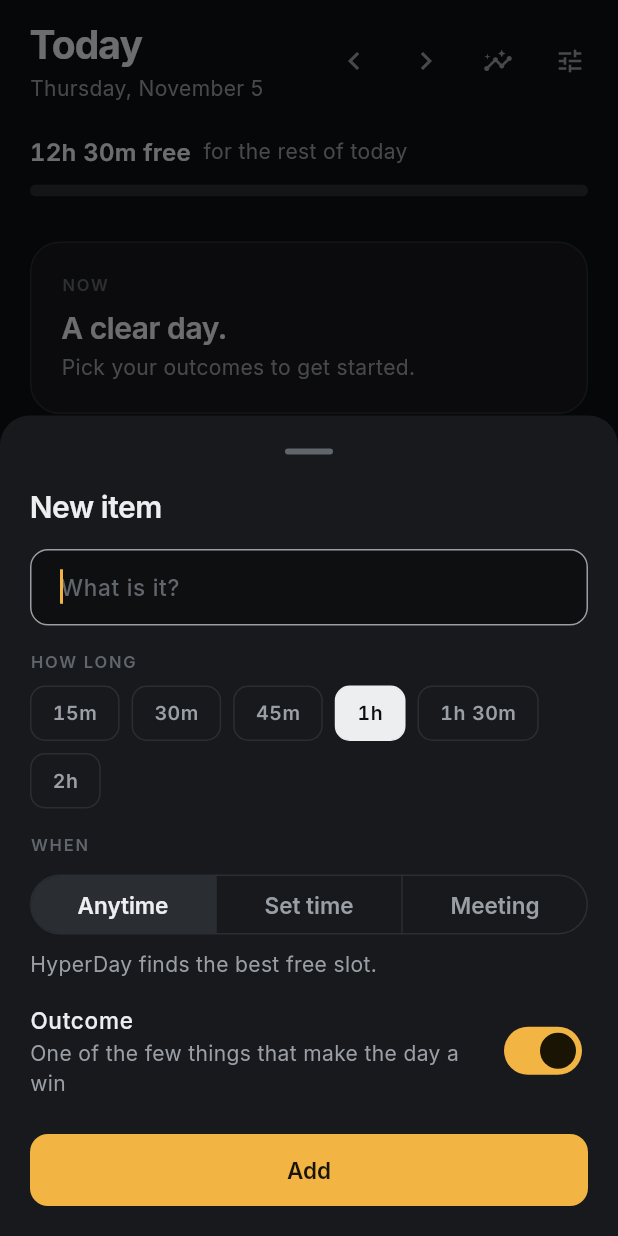
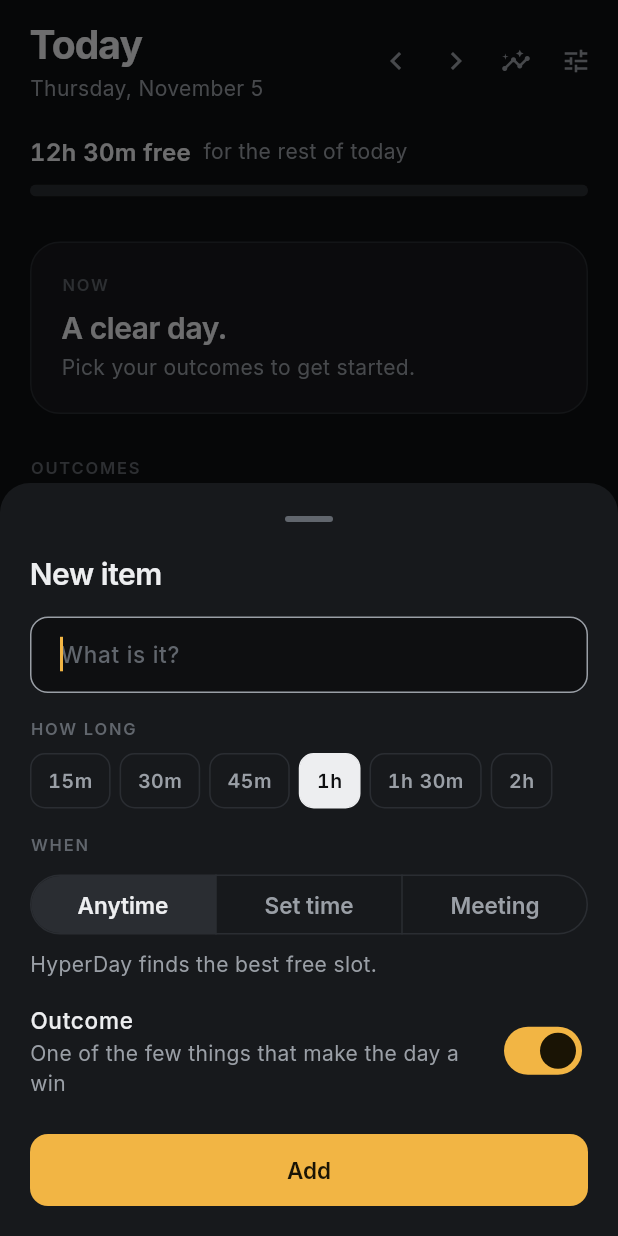
Before and after one commit to diaxenl/planner, a Flutter app: the screen it shows after launch, after a tap on "What would make today a win?", on a phone screen of 412 x 824 dp. Run offline on Flutter 3.47's test engine with Material 3 defaults, Android fonts, the phone set to English and light mode, and no system bars.

Commit message:
Persona review round 2 fixes
- Ready state instead of a false countdown; 5-minute planning steps
- Clock-driven replans only report work pushed out (OK-only banner)
- Starting a task pauses the running one, with Undo
- Tomorrow Undo; Outcomes keep insertion order
- Item sheet, capture bar, header, copy and light-theme polish

Co-Authored-By: Claude Opus 5.5 <noreply@anthropic.com>

```diff
--- a/lib/core/theme.dart
+++ b/lib/core/theme.dart
@@ -36,10 +36,10 @@ class AppTheme {
     textPrimary: Color(0xFF141517),
     textSecondary: Color(0xFF5F646B),
     textMuted: Color(0xFF9A9EA4),
-    accent: Color(0xFFB7791F),
+    accent: Color(0xFFC98512),
     onAccent: Color(0xFFFFFFFF),
-    meeting: Color(0xFFC9CCD1),
-    other: Color(0xFF7D838C),
+    meeting: Color(0xFFA2A7AF),
+    other: Color(0xFF5F656E),
   );
 
   static ThemeData get darkTheme => _build(_dark, Brightness.dark);
@@ -169,7 +169,7 @@ class AppTheme {
   static TextTheme _textTheme(HyperColors c) => TextTheme(
         // Live timer on the Now card.
         displayLarge: TextStyle(
-          fontSize: 56,
+          fontSize: 48,
           fontWeight: FontWeight.w700,
           letterSpacing: -2,
           height: 1.0,
--- a/lib/features/day/day_screen.dart
+++ b/lib/features/day/day_screen.dart
@@ -62,6 +62,13 @@ class _DayScreenState extends State<DayScreen> {
     final current = model.currentItem;
     final now = DateTime.now();
 
+    final dayLabel = switch (AppUtils.relativeDayLabel(model.viewedDate, now)) {
+      'Today' => 'today',
+      'Tomorrow' => 'tomorrow',
+      'Yesterday' => 'yesterday',
+      final weekday => 'on $weekday',
+    };
+
     final load = DayStats.loadBreakdown(
       model.schedule,
       nowMinutes: isToday
@@ -109,7 +116,7 @@ class _DayScreenState extends State<DayScreen> {
                     physics: const AlwaysScrollableScrollPhysics(),
                     padding: const EdgeInsets.fromLTRB(20, 16, 20, 24),
                     children: [
-                      LoadBar(load: load, isToday: isToday),
+                      LoadBar(load: load, dayLabel: dayLabel),
                       if (model.suggestion != null) ...[
                         const SizedBox(height: 20),
                         SuggestionBanner(
@@ -136,6 +143,9 @@ class _DayScreenState extends State<DayScreen> {
                         tasks: model.tasks.where((t) => t.isOutcome).toList(),
                         schedule: model.schedule,
                         cap: model.outcomeCap,
+                        dayLabel: dayLabel.startsWith('on ')
+                            ? 'this day'
+                            : dayLabel,
                         onDone: (t) => _act(ItemAction.done, t),
                         onTap: (t) => _edit(model, t),
                         onAdd: () => ItemSheet.show(
@@ -161,13 +171,19 @@ class _DayScreenState extends State<DayScreen> {
                   ),
                 ),
               ),
-              CaptureBar(
-                onSubmit: (raw) => _capture(model, raw),
-                onSomethingCameUp: isToday
-                    ? () => _somethingCameUp(model)
-                    : null,
-              ),
             ],
+          ),
+        ),
+        bottomNavigationBar: SafeArea(
+          top: false,
+          child: Padding(
+            padding: EdgeInsets.only(
+              bottom: MediaQuery.of(context).viewInsets.bottom,
+            ),
+            child: CaptureBar(
+              onSubmit: (raw) => _capture(model, raw),
+              onSomethingCameUp: isToday ? () => _somethingCameUp(model) : null,
+            ),
           ),
         ),
       ),
@@ -203,8 +219,16 @@ class _DayScreenState extends State<DayScreen> {
       ItemSheet.show(context, model: model, draft: task);
       return;
     }
+    final now = TimeOfDay.now();
+    final inThePast =
+        model.isViewingToday &&
+        task.startTime != null &&
+        task.startTime!.hour * 60 + task.startTime!.minute <
+            now.hour * 60 + now.minute;
     _snack(
-      'Added "${task.title}" · ${_describe(task)}',
+      inThePast
+          ? 'Added "${task.title}" at a time that has already passed'
+          : 'Added "${task.title}" · ${_describe(task)}',
       actionLabel: 'Edit',
       onAction: () => _edit(model, task),
     );
@@ -229,7 +253,7 @@ class _DayScreenState extends State<DayScreen> {
     }
     switch (choice) {
       case InterruptionChoice.now:
-        model.startTask(task.id);
+        await _act(ItemAction.start, task);
       case InterruptionChoice.laterToday:
         _snack('Added "${task.title}" for later today');
       case InterruptionChoice.tomorrow:
@@ -266,8 +290,24 @@ class _DayScreenState extends State<DayScreen> {
     final model = DayPlannerProvider.of(context);
     switch (action) {
       case ItemAction.start:
-        model.startTask(task.id);
-        return;
+        final paused = model.startTask(task.id);
+        if (paused.isNotEmpty) {
+          _snack(
+            'Paused "${paused.first.title}"',
+            undo: () {
+              model.updateTask(
+                task.id,
+                task.copyWith(
+                  status: TaskStatus.notStarted,
+                  startedAt: () => null,
+                ),
+              );
+              for (final p in paused) {
+                model.updateTask(p.id, p);
+              }
+            },
+          );
+        }
       case ItemAction.done:
         model.markComplete(task.id, DateTime.now());
         _snack(
@@ -281,11 +321,20 @@ class _DayScreenState extends State<DayScreen> {
           undo: () => model.updateTask(task.id, task),
         );
       case ItemAction.tomorrow:
-        await model.moveToDate(
-          task.id,
-          model.viewedDate.add(const Duration(days: 1)),
+        final from = model.viewedDate;
+        final next = from.add(const Duration(days: 1));
+        final moved = await model.moveToDate(task.id, next);
+        final lostOutcome = task.isOutcome && moved != null && !moved.isOutcome;
+        _snack(
+          lostOutcome
+              ? 'Moved "${task.title}" to tomorrow — not as an Outcome, '
+                    'tomorrow is full'
+              : 'Moved "${task.title}" to tomorrow',
+          undo: () {
+            // Only meaningful while still on the day it came from.
+            if (model.viewedDate == from) model.undoMoveToDate(task, next);
+          },
         );
-        _snack('Moved "${task.title}" to tomorrow');
     }
   }
 
--- a/lib/features/day/widgets/capture_bar.dart
+++ b/lib/features/day/widgets/capture_bar.dart
@@ -7,11 +7,7 @@ import '../../../core/theme.dart';
 /// When [onSomethingCameUp] is set (today only), a bolt button opens the
 /// interruption flow.
 class CaptureBar extends StatefulWidget {
-  const CaptureBar({
-    super.key,
-    required this.onSubmit,
-    this.onSomethingCameUp,
-  });
+  const CaptureBar({super.key, required this.onSubmit, this.onSomethingCameUp});
 
   final ValueChanged<String> onSubmit;
   final VoidCallback? onSomethingCameUp;
@@ -22,17 +18,21 @@ class CaptureBar extends StatefulWidget {
 
 class _CaptureBarState extends State<CaptureBar> {
   final _controller = TextEditingController();
+  final _focus = FocusNode();
 
   @override
   void dispose() {
     _controller.dispose();
+    _focus.dispose();
     super.dispose();
   }
 
+  /// Keeps the keyboard up so several things can be captured in a row.
   void _submit() {
     final raw = _controller.text;
     if (raw.trim().isEmpty) return;
     _controller.clear();
+    _focus.requestFocus();
     widget.onSubmit(raw);
   }
 
@@ -54,11 +54,12 @@ class _CaptureBarState extends State<CaptureBar> {
               icon: Icon(Icons.bolt, color: colors.accent),
             )
           else
-            const SizedBox(width: 8),
+            const SizedBox(width: 48),
           Expanded(
             child: TextField(
               controller: _controller,
-              textInputAction: TextInputAction.done,
+              focusNode: _focus,
+              textInputAction: TextInputAction.send,
               textCapitalization: TextCapitalization.sentences,
               onSubmitted: (_) => _submit(),
               decoration: InputDecoration(
--- a/lib/features/day/widgets/day_header.dart
+++ b/lib/features/day/widgets/day_header.dart
@@ -48,9 +48,14 @@ class DayHeader extends StatelessWidget {
                   ),
                   const SizedBox(height: 2),
                   Text(
-                    '${AppUtils.weekdayName(date.weekday)}, '
-                    '${AppUtils.monthName(date.month)} ${date.day}'
-                    '${isToday ? '' : '  ·  Back to today'}',
+                    isToday
+                        ? '${AppUtils.weekdayName(date.weekday)}, '
+                              '${AppUtils.monthName(date.month)} ${date.day}'
+                        : '${AppUtils.weekdayName(date.weekday).substring(0, 3)}, '
+                              '${AppUtils.monthName(date.month).substring(0, 3)} '
+                              '${date.day} · Back to today',
+                    maxLines: 1,
+                    overflow: TextOverflow.ellipsis,
                     style: text.bodyMedium?.copyWith(
                       color: isToday ? colors.textSecondary : colors.accent,
                     ),
@@ -60,21 +65,25 @@ class DayHeader extends StatelessWidget {
             ),
           ),
           IconButton(
+            visualDensity: VisualDensity.compact,
             tooltip: 'Previous day',
             onPressed: onPreviousDay,
             icon: const Icon(Icons.chevron_left),
           ),
           IconButton(
+            visualDensity: VisualDensity.compact,
             tooltip: 'Next day',
             onPressed: onNextDay,
             icon: const Icon(Icons.chevron_right),
           ),
           IconButton(
+            visualDensity: VisualDensity.compact,
             tooltip: 'Review',
             onPressed: onReview,
             icon: const Icon(Icons.insights, size: 20),
           ),
           IconButton(
+            visualDensity: VisualDensity.compact,
             tooltip: 'Settings',
             onPressed: onSettings,
             icon: const Icon(Icons.tune, size: 20),
--- a/lib/features/day/widgets/item_sheet.dart
+++ b/lib/features/day/widgets/item_sheet.dart
@@ -109,13 +109,16 @@ class _ItemSheetState extends State<ItemSheet> {
       return _importedView(context, existing);
     }
 
-    final atCap = !_isOutcome &&
+    final atCap =
+        !_isOutcome &&
         !(existing?.isOutcome ?? false) &&
         widget.model.tasks
-                .where((t) =>
+                .where(
+                  (t) =>
                       t.id != existing?.id &&
                       t.isOutcome &&
-                    t.status != TaskStatus.cancelled)
+                      t.status != TaskStatus.cancelled,
+                )
                 .length >=
             widget.model.outcomeCap;
 
@@ -130,7 +133,12 @@ class _ItemSheetState extends State<ItemSheet> {
           mainAxisSize: MainAxisSize.min,
           crossAxisAlignment: CrossAxisAlignment.stretch,
           children: [
-            Text(_isEdit ? 'Edit' : 'New item', style: text.titleLarge),
+            Text(
+              existing?.title ?? 'New item',
+              style: text.titleLarge,
+              maxLines: 2,
+              overflow: TextOverflow.ellipsis,
+            ),
             if (existing != null) _actions(context, existing),
             const SizedBox(height: 16),
             TextField(
@@ -147,8 +155,8 @@ class _ItemSheetState extends State<ItemSheet> {
             const SizedBox(height: 16),
             _label(context, 'HOW LONG'),
             Wrap(
-              spacing: 8,
-              runSpacing: 8,
+              spacing: 6,
+              runSpacing: 6,
               children: [
                 for (final m in _durationPresets)
                   _Choice(
@@ -185,16 +193,13 @@ class _ItemSheetState extends State<ItemSheet> {
               },
             ),
             const SizedBox(height: 6),
-            Text(
-              switch (_type) {
+            Text(switch (_type) {
               TaskType.floating => 'HyperDay finds the best free slot.',
               TaskType.pinned =>
                 'You pick the time. Nothing else can be booked over it.',
               TaskType.hard =>
                 'A fixed commitment. Never moved, nothing booked over it.',
-              },
-              style: text.bodyMedium,
-            ),
+            }, style: text.bodyMedium),
             if (needsTime) ...[
               const SizedBox(height: 8),
               OutlinedButton(
@@ -222,8 +227,10 @@ class _ItemSheetState extends State<ItemSheet> {
             ),
             if (_error != null) ...[
               const SizedBox(height: 8),
-              Text(_error!,
-                  style: text.bodyMedium?.copyWith(color: colors.accent)),
+              Text(
+                _error!,
+                style: text.bodyMedium?.copyWith(color: colors.accent),
+              ),
             ],
             const SizedBox(height: 16),
             FilledButton(
@@ -253,29 +260,29 @@ class _ItemSheetState extends State<ItemSheet> {
     }
     final isMeeting = task.type == TaskType.hard;
 
-    Widget action(String label, ItemAction a) => Padding(
-          padding: const EdgeInsets.only(right: 8),
-          child: OutlinedButton(
+    Widget action(String label, ItemAction a) => OutlinedButton(
+      style: OutlinedButton.styleFrom(
+        minimumSize: const Size(0, 40),
+        padding: const EdgeInsets.symmetric(horizontal: 14),
+      ),
       onPressed: () {
         Navigator.of(context).pop(true);
         widget.onAction?.call(a, task);
       },
       child: Text(label),
-          ),
     );
 
     return Padding(
       padding: const EdgeInsets.only(top: 12),
-      child: SingleChildScrollView(
-        scrollDirection: Axis.horizontal,
-        child: Row(
+      child: Wrap(
+        spacing: 8,
+        runSpacing: 8,
         children: [
           if (notStarted && !isMeeting) action('Start', ItemAction.start),
           if (!isMeeting) action('Done', ItemAction.done),
           action('Cancel', ItemAction.cancel),
           if (notStarted) action('Tomorrow', ItemAction.tomorrow),
         ],
-        ),
       ),
     );
   }
@@ -315,8 +322,8 @@ class _ItemSheetState extends State<ItemSheet> {
     final now = TimeOfDay.now();
     final picked = await showTimePicker(
       context: context,
-      initialTime: _startTime ??
-          TimeOfDay(hour: (now.hour + 1).clamp(0, 23), minute: 0),
+      initialTime:
+          _startTime ?? TimeOfDay(hour: (now.hour + 1).clamp(0, 23), minute: 0),
     );
     if (!mounted) return;
     if (picked != null) setState(() => _startTime = picked);
@@ -353,7 +360,8 @@ class _ItemSheetState extends State<ItemSheet> {
         );
       } else {
         final base = widget.draft;
-        model.addTask(Task(
+        model.addTask(
+          Task(
             title: title,
             durationMinutes: _duration,
             type: _type,
@@ -361,7 +369,8 @@ class _ItemSheetState extends State<ItemSheet> {
             isOutcome: _isOutcome,
             isInterruption: base?.isInterruption ?? false,
             date: model.viewedDate,
-        ));
+          ),
+        );
       }
     } on ArgumentError catch (e) {
       setState(() => _error = e.message.toString());
@@ -396,11 +405,13 @@ class _Choice extends StatelessWidget {
     return GestureDetector(
       onTap: onTap,
       child: Container(
-        padding: const EdgeInsets.symmetric(horizontal: 14, vertical: 9),
+        padding: const EdgeInsets.symmetric(horizontal: 11, vertical: 9),
         decoration: BoxDecoration(
           color: selected ? colors.textPrimary : null,
           borderRadius: BorderRadius.circular(10),
-          border: Border.all(color: selected ? colors.textPrimary : colors.hairline),
+          border: Border.all(
+            color: selected ? colors.textPrimary : colors.hairline,
+          ),
         ),
         child: Text(
           label,
--- a/lib/features/day/widgets/load_bar.dart
+++ b/lib/features/day/widgets/load_bar.dart
@@ -7,10 +7,12 @@ import '../../../services/day_stats.dart';
 /// One segmented bar for the rest of the day: Meetings / Outcomes /
 /// Other / Free, with a one-line summary. Readable in half a second.
 class LoadBar extends StatelessWidget {
-  const LoadBar({super.key, required this.load, required this.isToday});
+  const LoadBar({super.key, required this.load, required this.dayLabel});
 
   final LoadBreakdown load;
-  final bool isToday;
+
+  /// "today", "tomorrow", or e.g. "on Friday".
+  final String dayLabel;
 
   @override
   Widget build(BuildContext context) {
@@ -36,7 +38,7 @@ class LoadBar extends StatelessWidget {
               ),
             ),
             Text(
-              isToday ? '  for the rest of today' : '  in this day',
+              dayLabel == 'today' ? '  for the rest of today' : '  $dayLabel',
               style: text.bodyMedium,
             ),
             const Spacer(),
--- a/lib/features/day/widgets/now_card.dart
+++ b/lib/features/day/widgets/now_card.dart
@@ -74,9 +74,7 @@ class _NowCardState extends State<NowCard> {
             Text('NOW', style: text.labelSmall),
             const SizedBox(height: 8),
             Text(
-              widget.hasAnyTasks
-                  ? 'Nothing left on the plan.'
-                  : 'A clear day.',
+              widget.hasAnyTasks ? 'Nothing left on the plan.' : 'A clear day.',
               style: text.titleLarge,
             ),
             const SizedBox(height: 4),
@@ -118,22 +116,31 @@ class _NowCardState extends State<NowCard> {
       timer = AppUtils.formatTimer(elapsed);
       if (over > 0) {
         timerColor = colors.accent;
-        detail = '+${AppUtils.formatDuration(over)} over your '
+        detail =
+            '+${AppUtils.formatDuration(over)} over your '
             '${AppUtils.formatDuration(task.durationMinutes)} estimate';
       } else {
         detail = 'of ${AppUtils.formatDuration(task.durationMinutes)}';
       }
     } else if (nowSeconds < startSeconds) {
       label = isMeeting ? 'NEXT MEETING' : 'UP NEXT';
-      timer = AppUtils.formatTimer(Duration(seconds: startSeconds - nowSeconds));
-      detail = 'until ${AppUtils.formatClock(item.startMinutes)}'
+      timer = AppUtils.formatTimer(
+        Duration(seconds: startSeconds - nowSeconds),
+      );
+      detail =
+          'until ${AppUtils.formatClock(item.startMinutes)}'
           ' · ${AppUtils.formatDuration(task.durationMinutes)}';
-    } else {
-      label = isMeeting ? 'IN A MEETING' : 'SCHEDULED NOW';
+    } else if (isMeeting) {
+      label = 'IN A MEETING';
       timer = AppUtils.formatTimer(
         Duration(seconds: (endSeconds - nowSeconds).clamp(0, endSeconds)),
       );
       detail = 'left · until ${AppUtils.formatClock(item.endMinutes)}';
+    } else {
+      // Planned for now but not started: nothing is ticking yet.
+      label = 'READY';
+      timer = AppUtils.formatDuration(task.durationMinutes);
+      detail = 'planned now · tap Start when you begin';
     }
 
     return GestureDetector(
@@ -224,7 +231,9 @@ class _Shell extends StatelessWidget {
         color: colors.surface,
         borderRadius: BorderRadius.circular(20),
         border: Border.all(
-          color: accent ? colors.accent.withValues(alpha: 0.35) : colors.hairline,
+          color: accent
+              ? colors.accent.withValues(alpha: 0.35)
+              : colors.hairline,
         ),
       ),
       child: child,
--- a/lib/features/day/widgets/outcomes_list.dart
+++ b/lib/features/day/widgets/outcomes_list.dart
@@ -16,6 +16,7 @@ class OutcomesList extends StatelessWidget {
     required this.onDone,
     required this.onTap,
     required this.onAdd,
+    required this.dayLabel,
   });
 
   /// Every Outcome on the day, any status.
@@ -26,12 +27,16 @@ class OutcomesList extends StatelessWidget {
   final ValueChanged<Task> onTap;
   final VoidCallback onAdd;
 
+  /// "today", "tomorrow", or "this day" — for the empty prompt.
+  final String dayLabel;
+
   @override
   Widget build(BuildContext context) {
     final colors = HyperColors.of(context);
     final text = Theme.of(context).textTheme;
     final active = tasks.where((t) => t.status != TaskStatus.cancelled);
     final done = active.where((t) => t.status == TaskStatus.complete).length;
+    final ordered = _ordered();
 
     return Column(
       crossAxisAlignment: CrossAxisAlignment.start,
@@ -49,9 +54,9 @@ class OutcomesList extends StatelessWidget {
         ),
         const SizedBox(height: 8),
         if (tasks.isEmpty)
-          _AddRow(label: 'What would make today a win?', onTap: onAdd)
+          _AddRow(label: 'What would make $dayLabel a win?', onTap: onAdd)
         else ...[
-          for (final t in tasks) _row(context, t),
+          for (final t in ordered) _row(context, t),
           if (active.length < cap)
             _AddRow(label: 'Add an outcome', onTap: onAdd),
         ],
@@ -59,27 +64,45 @@ class OutcomesList extends StatelessWidget {
     );
   }
 
+  /// Next up first: scheduled by start time, then ones that don't fit,
+  /// then finished ones.
+  List<Task> _ordered() {
+    int rank(Task t) {
+      if (t.status == TaskStatus.complete || t.status == TaskStatus.cancelled) {
+        return 1 << 20;
+      }
+      final placed = schedule.committed
+          .where((st) => st.task.id == t.id)
+          .firstOrNull;
+      return placed?.startMinutes ?? (1 << 19);
+    }
+
+    return [...tasks]..sort((a, b) => rank(a).compareTo(rank(b)));
+  }
+
   Widget _row(BuildContext context, Task task) {
     final colors = HyperColors.of(context);
     final text = Theme.of(context).textTheme;
     final isDone = task.status == TaskStatus.complete;
     final isCancelled = task.status == TaskStatus.cancelled;
-    final placed =
-        schedule.committed.where((st) => st.task.id == task.id).firstOrNull;
+    final placed = schedule.committed
+        .where((st) => st.task.id == task.id)
+        .firstOrNull;
     final overflowing = schedule.overflow.any((t) => t.id == task.id);
 
     final String when;
     if (isCancelled) {
       when = 'Cancelled';
     } else if (isDone) {
-      when = task.actualDurationMinutes != null &&
-              task.actualDurationMinutes! > 0
+      when =
+          task.actualDurationMinutes != null && task.actualDurationMinutes! > 0
           ? 'Done · took ${AppUtils.formatDuration(task.actualDurationMinutes!)}'
           : 'Done';
     } else if (overflowing) {
       when = "Doesn't fit — shorten it or move it to tomorrow";
     } else if (placed != null) {
-      when = '${AppUtils.formatClock(placed.startMinutes)}'
+      when =
+          '${AppUtils.formatClock(placed.startMinutes)}'
           ' · ${AppUtils.formatDuration(task.durationMinutes)}';
     } else {
       when = AppUtils.formatDuration(task.durationMinutes);
@@ -121,8 +144,9 @@ class OutcomesList extends StatelessWidget {
                     task.title,
                     style: text.titleMedium?.copyWith(
                       color: isDone || isCancelled ? colors.textMuted : null,
-                      decoration:
-                          isCancelled ? TextDecoration.lineThrough : null,
+                      decoration: isCancelled
+                          ? TextDecoration.lineThrough
+                          : null,
                     ),
                   ),
                   const SizedBox(height: 2),
@@ -170,7 +194,10 @@ class _AddRow extends StatelessWidget {
                 child: Icon(Icons.add, size: 14, color: colors.textMuted),
               ),
             ),
-            Text(label, style: text.bodyLarge?.copyWith(color: colors.textMuted)),
+            Text(
+              label,
+              style: text.bodyLarge?.copyWith(color: colors.textMuted),
+            ),
           ],
         ),
       ),
--- a/lib/models/schedule_suggestion.dart
+++ b/lib/models/schedule_suggestion.dart
@@ -29,6 +29,7 @@ class ScheduleSuggestion {
     required this.proposed,
     required this.moves,
     this.pushedOut = const [],
+    this.canUndo = true,
   });
 
   /// The schedule now in effect.
@@ -39,6 +40,10 @@ class ScheduleSuggestion {
 
   /// Tasks that no longer fit in the day.
   final List<Task> pushedOut;
+
+  /// Whether Undo is meaningful. False for replans caused by the clock
+  /// (an overrun or time passing), which can't be given back.
+  final bool canUndo;
 
   /// Whether this suggestion actually reports anything.
   bool get hasChanges => moves.isNotEmpty || pushedOut.isNotEmpty;
--- a/lib/services/scheduler.dart
+++ b/lib/services/scheduler.dart
@@ -7,8 +7,8 @@ import '../models/task.dart';
 ///
 /// Given a list of tasks and a day window, produces a [DaySchedule]
 /// that places all hard/pinned tasks at their fixed positions and
-/// greedily fills remaining gaps with floating tasks — Outcomes first,
-/// then shorter duration first.
+/// greedily fills remaining gaps with floating tasks — Outcomes first, in
+/// the order they were added; then other work, shorter first.
 class Scheduler {
   Scheduler._();
 
@@ -118,9 +118,16 @@ class Scheduler {
       gaps.add(_Gap(startMin: cursor, endMin: dayEndMin));
     }
 
-    // ── 4. Sort floating tasks: Outcomes first, then duration asc ─────
+    // ── 4. Sort floating tasks ─────────────────────────────────────────
+    // Outcomes first, in the order the user added them (the first one is
+    // usually the most important); then other work, shorter first. Ties
+    // keep input order (List.sort is not stable, so compare positions).
+    final position = {
+      for (var i = 0; i < floatingTasks.length; i++) floatingTasks[i].id: i,
+    };
     floatingTasks.sort((a, b) {
       if (a.isOutcome != b.isOutcome) return a.isOutcome ? -1 : 1;
+      if (a.isOutcome) return position[a.id]!.compareTo(position[b.id]!);
       return a.durationMinutes.compareTo(b.durationMinutes);
     });
 
```
Also changed, not shown: lib/features/day/widgets/agenda_list.dart (+6 -4 lines), lib/features/day/widgets/suggestion_banner.dart (+10 -5 lines), lib/state/day_planner_model.dart (+78 -17 lines), 4 other files. Lines whose indentation alone changed are shown as unchanged.
